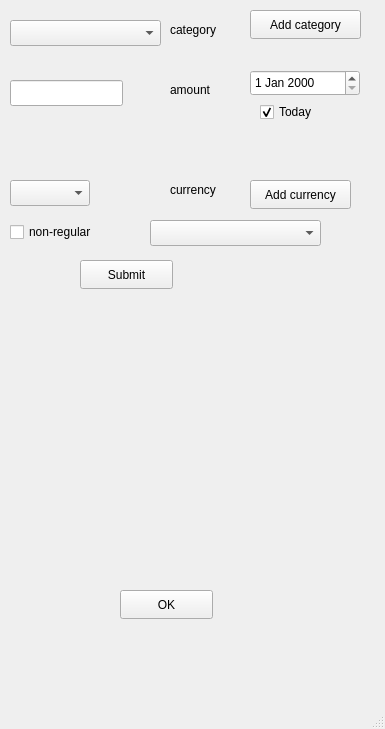
tvb2/expenses, file mainwindow.ui: the form before one commit.
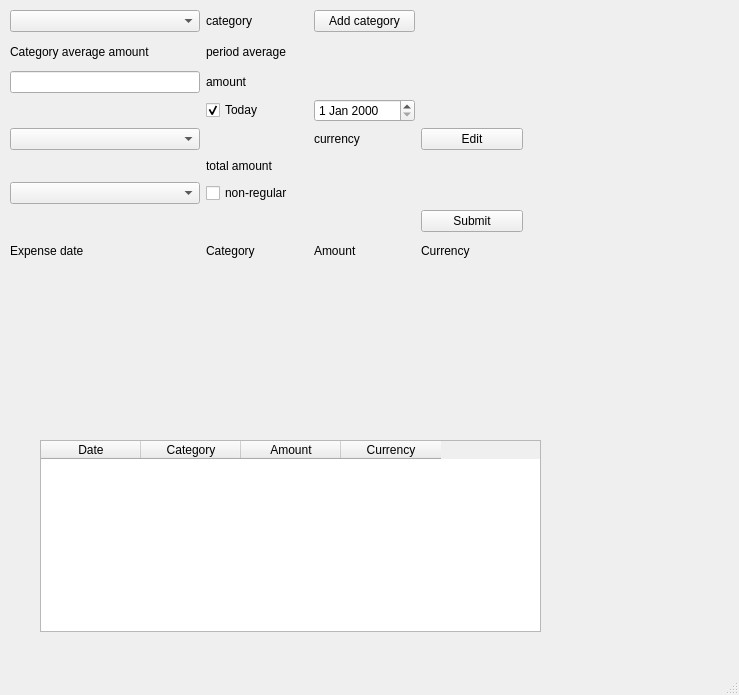
The form after the commit.

Commit message: MainW tableWidget added, filled. Cleanup required. WIP

```diff
--- a/mainwindow.ui
+++ b/mainwindow.ui
@@ -6,212 +6,460 @@
    <rect>
     <x>0</x>
     <y>0</y>
-    <width>385</width>
-    <height>729</height>
+    <width>739</width>
+    <height>695</height>
    </rect>
   </property>
   <property name="windowTitle">
    <string>Expenses under control</string>
   </property>
   <widget class="QWidget" name="centralwidget">
-   <widget class="QPushButton" name="pbOK">
+   <widget class="QWidget" name="gridLayoutWidget">
     <property name="geometry">
      <rect>
-      <x>120</x>
-      <y>590</y>
-      <width>93</width>
-      <height>29</height>
-     </rect>
-    </property>
-    <property name="text">
-     <string>OK</string>
-    </property>
-   </widget>
-   <widget class="QPushButton" name="pB_Submit">
-    <property name="geometry">
-     <rect>
-      <x>80</x>
-      <y>260</y>
-      <width>93</width>
-      <height>29</height>
-     </rect>
-    </property>
-    <property name="text">
-     <string>Submit</string>
-    </property>
-   </widget>
-   <widget class="QLineEdit" name="leAmount">
-    <property name="geometry">
-     <rect>
       <x>10</x>
-      <y>80</y>
-      <width>113</width>
-      <height>26</height>
-     </rect>
-    </property>
-   </widget>
-   <widget class="QComboBox" name="cbCategory">
-    <property name="geometry">
-     <rect>
-      <x>10</x>
-      <y>20</y>
-      <width>151</width>
-      <height>26</height>
-     </rect>
-    </property>
-   </widget>
-   <widget class="QCheckBox" name="chboxReg">
-    <property name="geometry">
-     <rect>
-      <x>10</x>
-      <y>220</y>
-      <width>141</width>
-      <height>24</height>
-     </rect>
-    </property>
-    <property name="text">
-     <string>non-regular</string>
-    </property>
-    <property name="checked">
-     <bool>false</bool>
-    </property>
-   </widget>
-   <widget class="QComboBox" name="cbCurrency">
-    <property name="geometry">
-     <rect>
-      <x>10</x>
-      <y>180</y>
-      <width>80</width>
-      <height>26</height>
-     </rect>
-    </property>
-   </widget>
-   <widget class="QLabel" name="lbCategory">
-    <property name="geometry">
-     <rect>
-      <x>170</x>
-      <y>20</y>
-      <width>63</width>
-      <height>20</height>
-     </rect>
-    </property>
-    <property name="text">
-     <string>category</string>
-    </property>
-   </widget>
-   <widget class="QLabel" name="lbAmount">
-    <property name="geometry">
-     <rect>
-      <x>170</x>
-      <y>80</y>
-      <width>63</width>
-      <height>20</height>
-     </rect>
-    </property>
-    <property name="text">
-     <string>amount</string>
-    </property>
-   </widget>
-   <widget class="QLabel" name="lbCurrency">
-    <property name="geometry">
-     <rect>
-      <x>170</x>
-      <y>180</y>
-      <width>63</width>
-      <height>20</height>
-     </rect>
-    </property>
-    <property name="text">
-     <string>currency</string>
-    </property>
-   </widget>
-   <widget class="QComboBox" name="cbNonRegCat">
-    <property name="geometry">
-     <rect>
-      <x>150</x>
-      <y>220</y>
-      <width>171</width>
-      <height>26</height>
-     </rect>
-    </property>
-   </widget>
-   <widget class="QPushButton" name="pbAddCat">
-    <property name="geometry">
-     <rect>
-      <x>250</x>
       <y>10</y>
-      <width>111</width>
-      <height>29</height>
+      <width>513</width>
+      <height>418</height>
      </rect>
     </property>
-    <property name="text">
-     <string>Add category</string>
-    </property>
+    <layout class="QGridLayout" name="gridLayout">
+     <item row="7" column="3">
+      <widget class="QPushButton" name="pB_Submit">
+       <property name="text">
+        <string>Submit</string>
+       </property>
+      </widget>
+     </item>
+     <item row="13" column="0" colspan="4">
+      <widget class="QLabel" name="lbLatest4">
+       <property name="text">
+        <string/>
+       </property>
+      </widget>
+     </item>
+     <item row="7" column="2">
+      <spacer name="horizontalSpacer_8">
+       <property name="orientation">
+        <enum>Qt::Orientation::Horizontal</enum>
+       </property>
+       <property name="sizeHint" stdset="0">
+        <size>
+         <width>40</width>
+         <height>20</height>
+        </size>
+       </property>
+      </spacer>
+     </item>
+     <item row="3" column="2">
+      <widget class="QDateEdit" name="date"/>
+     </item>
+     <item row="3" column="3">
+      <spacer name="horizontalSpacer_5">
+       <property name="orientation">
+        <enum>Qt::Orientation::Horizontal</enum>
+       </property>
+       <property name="sizeHint" stdset="0">
+        <size>
+         <width>40</width>
+         <height>20</height>
+        </size>
+       </property>
+      </spacer>
+     </item>
+     <item row="4" column="1">
+      <widget class="QLabel" name="lbRate">
+       <property name="text">
+        <string/>
+       </property>
+      </widget>
+     </item>
+     <item row="4" column="0">
+      <widget class="QComboBox" name="cbCurrency"/>
+     </item>
+     <item row="4" column="3">
+      <widget class="QPushButton" name="pbEditCurrency">
+       <property name="text">
+        <string>Edit</string>
+       </property>
+      </widget>
+     </item>
+     <item row="5" column="1">
+      <widget class="QLabel" name="label">
+       <property name="text">
+        <string>total amount</string>
+       </property>
+      </widget>
+     </item>
+     <item row="6" column="0">
+      <widget class="QComboBox" name="cbNonRegCat"/>
+     </item>
+     <item row="10" column="0" colspan="4">
+      <widget class="QLabel" name="lbLatest1">
+       <property name="text">
+        <string/>
+       </property>
+      </widget>
+     </item>
+     <item row="4" column="2">
+      <widget class="QLabel" name="lbCurrency">
+       <property name="text">
+        <string>currency</string>
+       </property>
+      </widget>
+     </item>
+     <item row="0" column="2">
+      <widget class="QPushButton" name="pbAddCat">
+       <property name="text">
+        <string>Add category</string>
+       </property>
+      </widget>
+     </item>
+     <item row="2" column="3">
+      <spacer name="horizontalSpacer_4">
+       <property name="orientation">
+        <enum>Qt::Orientation::Horizontal</enum>
+       </property>
+       <property name="sizeHint" stdset="0">
+        <size>
+         <width>40</width>
+         <height>20</height>
+        </size>
+       </property>
+      </spacer>
+     </item>
+     <item row="2" column="0">
+      <widget class="QLineEdit" name="leAmount"/>
+     </item>
+     <item row="2" column="2">
+      <spacer name="horizontalSpacer">
+       <property name="orientation">
+        <enum>Qt::Orientation::Horizontal</enum>
+       </property>
+       <property name="sizeHint" stdset="0">
+        <size>
+         <width>40</width>
+         <height>20</height>
+        </size>
+       </property>
+      </spacer>
+     </item>
+     <item row="7" column="1">
+      <spacer name="horizontalSpacer_7">
+       <property name="orientation">
+        <enum>Qt::Orientation::Horizontal</enum>
+       </property>
+       <property name="sizeHint" stdset="0">
+        <size>
+         <width>40</width>
+         <height>20</height>
+        </size>
+       </property>
+      </spacer>
+     </item>
+     <item row="0" column="1">
+      <widget class="QLabel" name="lbCategory">
+       <property name="text">
+        <string>category</string>
+       </property>
+      </widget>
+     </item>
+     <item row="3" column="0">
+      <spacer name="horizontalSpacer_2">
+       <property name="orientation">
+        <enum>Qt::Orientation::Horizontal</enum>
+       </property>
+       <property name="sizeHint" stdset="0">
+        <size>
+         <width>40</width>
+         <height>20</height>
+        </size>
+       </property>
+      </spacer>
+     </item>
+     <item row="6" column="3">
+      <spacer name="horizontalSpacer_12">
+       <property name="orientation">
+        <enum>Qt::Orientation::Horizontal</enum>
+       </property>
+       <property name="sizeHint" stdset="0">
+        <size>
+         <width>40</width>
+         <height>20</height>
+        </size>
+       </property>
+      </spacer>
+     </item>
+     <item row="2" column="1">
+      <widget class="QLabel" name="lbAmount">
+       <property name="text">
+        <string>amount</string>
+       </property>
+      </widget>
+     </item>
+     <item row="6" column="1">
+      <widget class="QCheckBox" name="chboxReg">
+       <property name="text">
+        <string>non-regular</string>
+       </property>
+       <property name="checked">
+        <bool>false</bool>
+       </property>
+      </widget>
+     </item>
+     <item row="12" column="0" colspan="4">
+      <widget class="QLabel" name="lbLatest3">
+       <property name="text">
+        <string/>
+       </property>
+      </widget>
+     </item>
+     <item row="1" column="1" colspan="3">
+      <widget class="QLabel" name="label_3">
+       <property name="text">
+        <string>period average</string>
+       </property>
+      </widget>
+     </item>
+     <item row="1" column="0">
+      <widget class="QLabel" name="label_2">
+       <property name="text">
+        <string>Category average amount</string>
+       </property>
+      </widget>
+     </item>
+     <item row="7" column="0">
+      <spacer name="horizontalSpacer_6">
+       <property name="orientation">
+        <enum>Qt::Orientation::Horizontal</enum>
+       </property>
+       <property name="sizeHint" stdset="0">
+        <size>
+         <width>40</width>
+         <height>20</height>
+        </size>
+       </property>
+      </spacer>
+     </item>
+     <item row="0" column="0">
+      <widget class="QComboBox" name="cbCategory">
+       <property name="sizePolicy">
+        <sizepolicy hsizetype="Preferred" vsizetype="Preferred">
+         <horstretch>0</horstretch>
+         <verstretch>0</verstretch>
+        </sizepolicy>
+       </property>
+       <property name="minimumSize">
+        <size>
+         <width>190</width>
+         <height>0</height>
+        </size>
+       </property>
+      </widget>
+     </item>
+     <item row="0" column="3">
+      <spacer name="horizontalSpacer_3">
+       <property name="orientation">
+        <enum>Qt::Orientation::Horizontal</enum>
+       </property>
+       <property name="sizeHint" stdset="0">
+        <size>
+         <width>40</width>
+         <height>20</height>
+        </size>
+       </property>
+      </spacer>
+     </item>
+     <item row="5" column="2">
+      <spacer name="horizontalSpacer_9">
+       <property name="orientation">
+        <enum>Qt::Orientation::Horizontal</enum>
+       </property>
+       <property name="sizeHint" stdset="0">
+        <size>
+         <width>40</width>
+         <height>20</height>
+        </size>
+       </property>
+      </spacer>
+     </item>
+     <item row="3" column="1">
+      <widget class="QCheckBox" name="chBtoday">
+       <property name="text">
+        <string>Today</string>
+       </property>
+       <property name="checked">
+        <bool>true</bool>
+       </property>
+      </widget>
+     </item>
+     <item row="11" column="0" colspan="4">
+      <widget class="QLabel" name="lbLatest2">
+       <property name="text">
+        <string/>
+       </property>
+      </widget>
+     </item>
+     <item row="5" column="3">
+      <spacer name="horizontalSpacer_10">
+       <property name="orientation">
+        <enum>Qt::Orientation::Horizontal</enum>
+       </property>
+       <property name="sizeHint" stdset="0">
+        <size>
+         <width>40</width>
+         <height>20</height>
+        </size>
+       </property>
+      </spacer>
+     </item>
+     <item row="5" column="0">
+      <widget class="QLabel" name="lbAmountEntered">
+       <property name="sizePolicy">
+        <sizepolicy hsizetype="Preferred" vsizetype="Maximum">
+         <horstretch>0</horstretch>
+         <verstretch>0</verstretch>
+        </sizepolicy>
+       </property>
+       <property name="text">
+        <string/>
+       </property>
+      </widget>
+     </item>
+     <item row="6" column="2">
+      <spacer name="horizontalSpacer_11">
+       <property name="orientation">
+        <enum>Qt::Orientation::Horizontal</enum>
+       </property>
+       <property name="sizeHint" stdset="0">
+        <size>
+         <width>40</width>
+         <height>20</height>
+        </size>
+       </property>
+      </spacer>
+     </item>
+     <item row="8" column="0">
+      <widget class="QLabel" name="label_9">
+       <property name="text">
+        <string>Expense date</string>
+       </property>
+      </widget>
+     </item>
+     <item row="8" column="1">
+      <widget class="QLabel" name="label_10">
+       <property name="text">
+        <string>Category</string>
+       </property>
+      </widget>
+     </item>
+     <item row="8" column="2">
+      <widget class="QLabel" name="label_11">
+       <property name="text">
+        <string>Amount</string>
+       </property>
+      </widget>
+     </item>
+     <item row="8" column="3">
+      <widget class="QLabel" name="label_12">
+       <property name="text">
+        <string>Currency</string>
+       </property>
+      </widget>
+     </item>
+     <item row="9" column="1">
+      <widget class="QLabel" name="lbLatest0Cat">
+       <property name="text">
+        <string/>
+       </property>
+      </widget>
+     </item>
+     <item row="9" column="2">
+      <widget class="QLabel" name="lbLatest0Amount">
+       <property name="text">
+        <string/>
+       </property>
+      </widget>
+     </item>
+     <item row="9" column="3">
+      <widget class="QLabel" name="lbLatest0Curr">
+       <property name="text">
+        <string/>
+       </property>
+      </widget>
+     </item>
+     <item row="9" column="0">
+      <widget class="QLabel" name="lbLatest0Date">
+       <property name="text">
+        <string/>
+       </property>
+      </widget>
+     </item>
+    </layout>
    </widget>
-   <widget class="QPushButton" name="pushButton">
+   <widget class="QTableWidget" name="tableWidget">
     <property name="geometry">
      <rect>
-      <x>250</x>
-      <y>180</y>
-      <width>101</width>
-      <height>29</height>
+      <x>40</x>
+      <y>440</y>
+      <width>501</width>
+      <height>192</height>
      </rect>
     </property>
-    <property name="text">
-     <string>Add currency</string>
+    <property name="editTriggers">
+     <set>QAbstractItemView::EditTrigger::NoEditTriggers</set>
     </property>
-   </widget>
-   <widget class="QLabel" name="lbAmountEntered">
-    <property name="geometry">
-     <rect>
-      <x>20</x>
-      <y>120</y>
-      <width>171</width>
-      <height>20</height>
-     </rect>
+    <property name="showGrid">
+     <bool>false</bool>
     </property>
-    <property name="text">
-     <string/>
-    </property>
-   </widget>
-   <widget class="QDateEdit" name="date">
-    <property name="geometry">
-     <rect>
-      <x>250</x>
-      <y>70</y>
-      <width>110</width>
-      <height>26</height>
-     </rect>
-    </property>
-   </widget>
-   <widget class="QCheckBox" name="chBtoday">
-    <property name="geometry">
-     <rect>
-      <x>260</x>
-      <y>100</y>
-      <width>91</width>
-      <height>24</height>
-     </rect>
-    </property>
-    <property name="text">
-     <string>Today</string>
-    </property>
-    <property name="checked">
-     <bool>true</bool>
-    </property>
-   </widget>
-   <widget class="QLabel" name="lbRate">
-    <property name="geometry">
-     <rect>
-      <x>100</x>
-      <y>180</y>
-      <width>51</width>
-      <height>20</height>
-     </rect>
-    </property>
-    <property name="text">
-     <string/>
-    </property>
+    <attribute name="verticalHeaderVisible">
+     <bool>false</bool>
+    </attribute>
+    <row>
+     <property name="text">
+      <string/>
+     </property>
+    </row>
+    <row>
+     <property name="text">
+      <string/>
+     </property>
+    </row>
+    <row>
+     <property name="text">
+      <string/>
+     </property>
+    </row>
+    <row>
+     <property name="text">
+      <string/>
+     </property>
+    </row>
+    <row>
+     <property name="text">
+      <string/>
+     </property>
+    </row>
+    <column>
+     <property name="text">
+      <string>Date</string>
+     </property>
+    </column>
+    <column>
+     <property name="text">
+      <string>Category</string>
+     </property>
+    </column>
+    <column>
+     <property name="text">
+      <string>Amount</string>
+     </property>
+    </column>
+    <column>
+     <property name="text">
+      <string>Currency</string>
+     </property>
+    </column>
    </widget>
   </widget>
   <widget class="QMenuBar" name="menubar">
```
Left out of the diff: 2 changed lines with no effect on the pictures. The commit also changes 16 other files.
